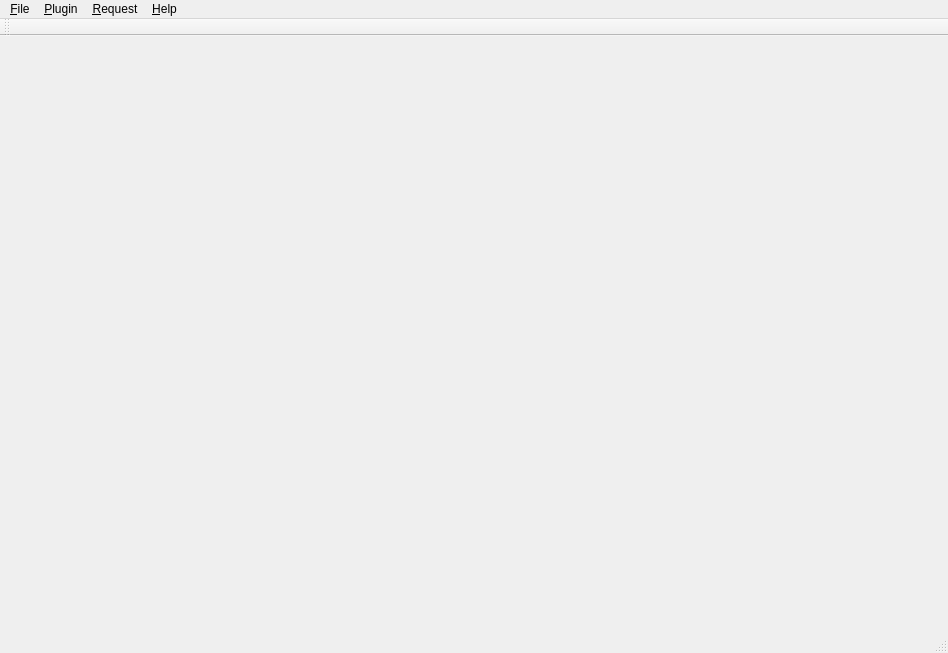
The window that QtStsPluginTestGui/QtStsPluginTestGui.ui (j7eich/QtStsPlugin) describes before a commit, drawn with Qt 5.
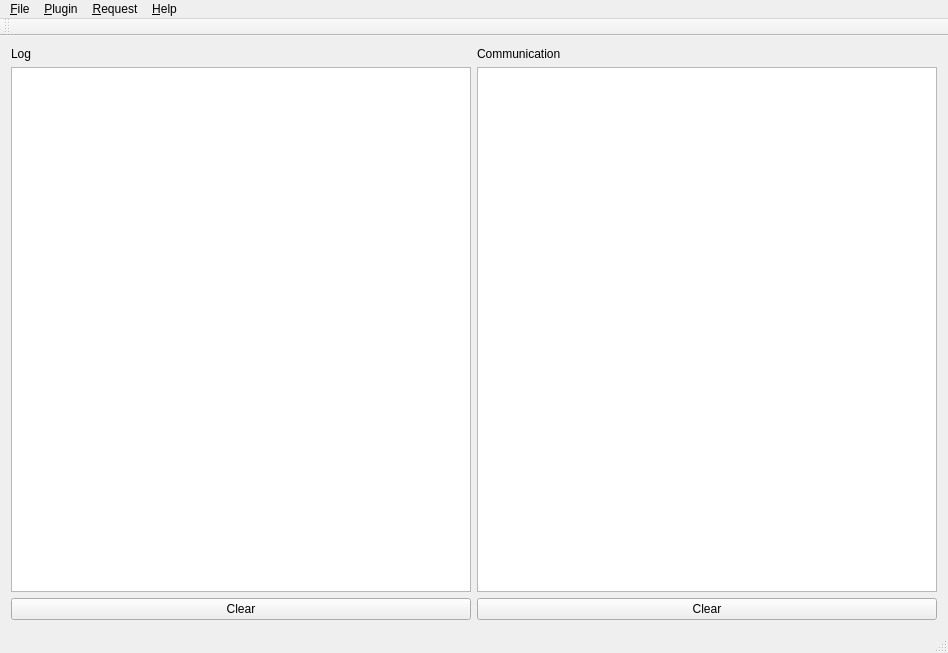
The same window after the commit.

Commit message: Test GUI: Communication logging

Diff of the .ui file:
```diff
--- a/QtStsPluginTestGui/QtStsPluginTestGui.ui
+++ b/QtStsPluginTestGui/QtStsPluginTestGui.ui
@@ -13,7 +13,60 @@
   <property name="windowTitle">
    <string>QtStsPlugin Test GUI</string>
   </property>
-  <widget class="QWidget" name="centralWidget"/>
+  <widget class="QWidget" name="centralWidget">
+   <layout class="QHBoxLayout" name="centralLayout">
+    <item>
+     <layout class="QVBoxLayout" name="logLayout">
+      <item>
+       <widget class="QLabel" name="logLabel">
+        <property name="text">
+         <string>Log</string>
+        </property>
+       </widget>
+      </item>
+      <item>
+       <widget class="QTextEdit" name="logText">
+        <property name="readOnly">
+         <bool>true</bool>
+        </property>
+       </widget>
+      </item>
+      <item>
+       <widget class="QPushButton" name="logClearButton">
+        <property name="text">
+         <string>Clear</string>
+        </property>
+       </widget>
+      </item>
+     </layout>
+    </item>
+    <item>
+     <layout class="QVBoxLayout" name="communicationLayout">
+      <item>
+       <widget class="QLabel" name="communicationLabel">
+        <property name="text">
+         <string>Communication</string>
+        </property>
+       </widget>
+      </item>
+      <item>
+       <widget class="QTextEdit" name="communicationText">
+        <property name="readOnly">
+         <bool>true</bool>
+        </property>
+       </widget>
+      </item>
+      <item>
+       <widget class="QPushButton" name="communicationButton">
+        <property name="text">
+         <string>Clear</string>
+        </property>
+       </widget>
+      </item>
+     </layout>
+    </item>
+   </layout>
+  </widget>
   <widget class="QMenuBar" name="menuBar">
    <property name="geometry">
     <rect>
```
Left out of the diff: 43 changed lines with no effect on the pictures. The commit also changes 2 other files.
